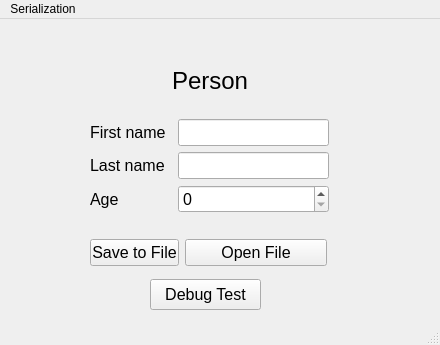
Qt form frmmain.ui (Charly-Wolf/serialization_QT) before a commit.
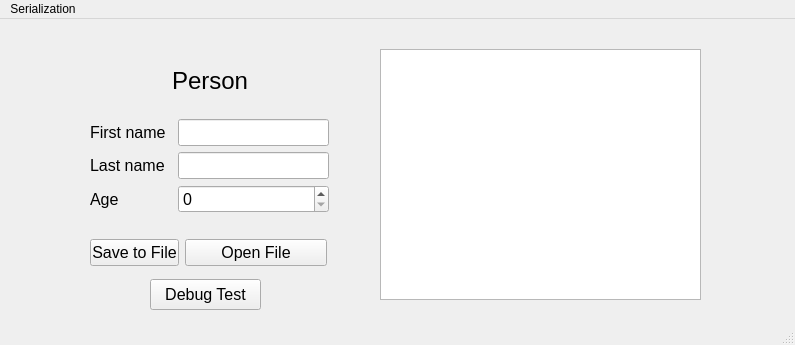
The same form after that commit.

Commit message: Changed Console Debugging to a Text Browser in the UI

```diff
--- a/frmmain.ui
+++ b/frmmain.ui
@@ -6,7 +6,7 @@
    <rect>
     <x>0</x>
     <y>0</y>
-    <width>440</width>
+    <width>795</width>
     <height>345</height>
    </rect>
   </property>
@@ -155,13 +155,28 @@
      <string>Debug Test</string>
     </property>
    </widget>
+   <widget class="QTextBrowser" name="tb_output">
+    <property name="geometry">
+     <rect>
+      <x>380</x>
+      <y>30</y>
+      <width>321</width>
+      <height>251</height>
+     </rect>
+    </property>
+    <property name="font">
+     <font>
+      <pointsize>14</pointsize>
+     </font>
+    </property>
+   </widget>
   </widget>
   <widget class="QMenuBar" name="menubar">
    <property name="geometry">
     <rect>
      <x>0</x>
      <y>0</y>
-     <width>440</width>
+     <width>795</width>
      <height>20</height>
     </rect>
    </property>
```
The commit also changes 1 other file.
